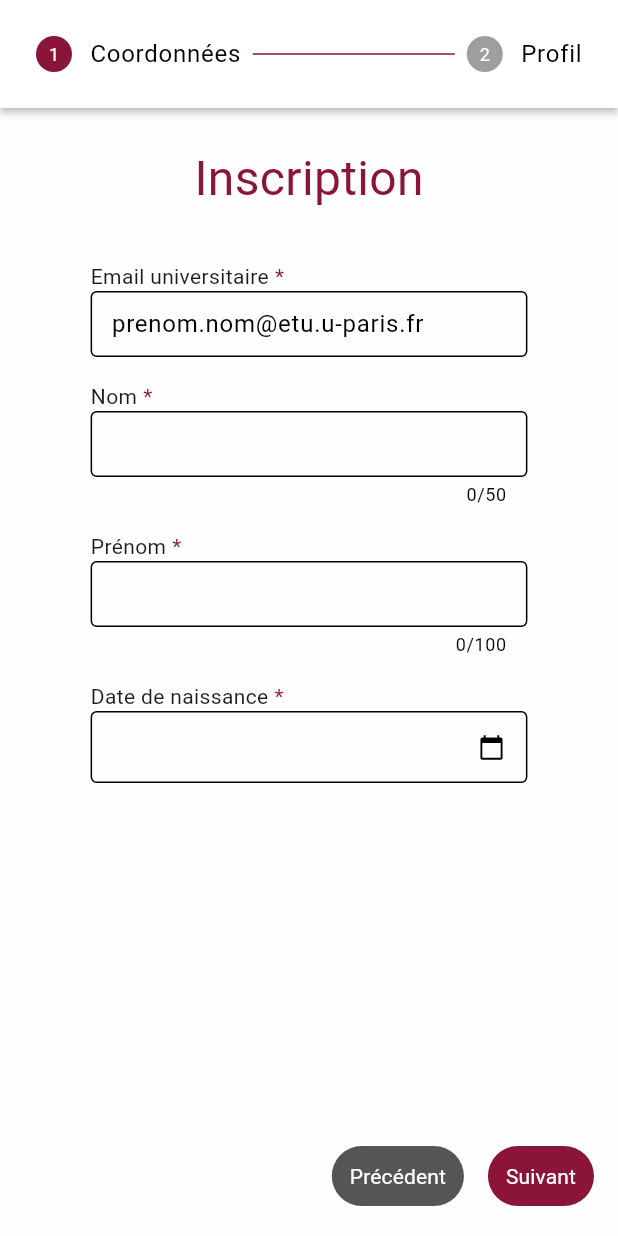
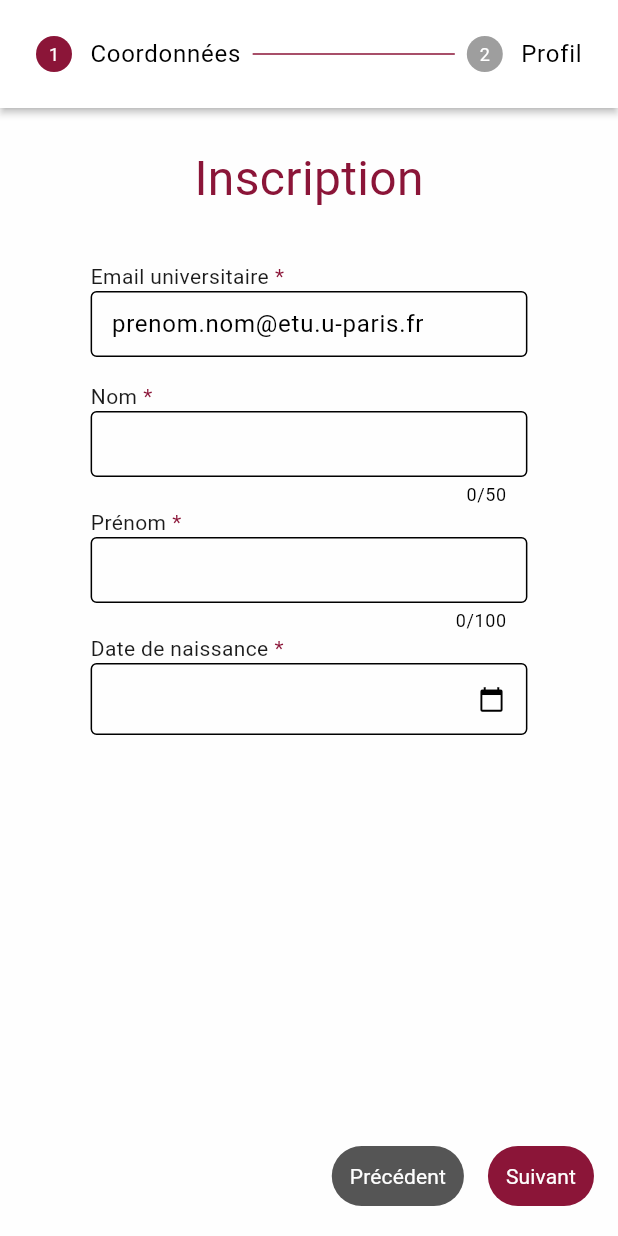
Before and after one commit to 3mty-team/descolar-front, a Flutter app: the SignupPage screen opened by its route, on a phone screen of 412 x 824 dp. Run offline on Flutter 3.47's test engine with Material 3 defaults, Android fonts, the phone set to English and light mode, and no system bars; our stand-ins replace dartz, dio, flutter_riverpod, flutter_svg, shared_preferences; missing offline and left inert: age_calculator, data_connection_checker_tv; accounts and stored records are empty.

```diff
--- a/lib/features/auth/presentation/pages/signup_page.dart
+++ b/lib/features/auth/presentation/pages/signup_page.dart
@@ -254,18 +254,12 @@ class _SignupPageState extends State<SignupPage> {
                     errorText: lastnameErrorMsg,
                     maxLength: 50,
                   ),
-                  const SizedBox(
-                    height: 16,
-                  ),
                   TextInput(
                     label: 'Prénom',
                     required: true,
                     controller: firstnameController,
                     errorText: firstnameErrorMsg,
                     maxLength: 100,
-                  ),
-                  const SizedBox(
-                    height: 16,
                   ),
                   DateInput(
                     label: 'Date de naissance',
@@ -305,18 +299,12 @@ class _SignupPageState extends State<SignupPage> {
                     errorText: usernameErrorMsg,
                     maxLength: 20,
                   ),
-                  const SizedBox(
-                    height: 16,
-                  ),
                   PasswordInput(
                     label: 'Mot de passe',
                     required: true,
                     maxLength: 255,
                     controller: passwordController,
                     errorText: passwordErrorMsg,
-                  ),
-                  const SizedBox(
-                    height: 16,
                   ),
                   PasswordInput(
                     label: 'Confirmation du mot de passe',
--- a/lib/screens/splash_screen.dart
+++ b/lib/screens/splash_screen.dart
@@ -30,7 +30,8 @@ class _SplashScreenState extends State<SplashScreen>
     Future.delayed(
         const Duration(seconds: 5,),
         () {
-          Navigator.pushReplacementNamed(context, '/signup');
+          // TODO : if remember me, go to home, else go to login
+          Navigator.pushReplacementNamed(context, '/login');
         }
     );
   }
```
Also changed, not shown: lib/features/auth/presentation/pages/login_page.dart (+27 -8 lines).
